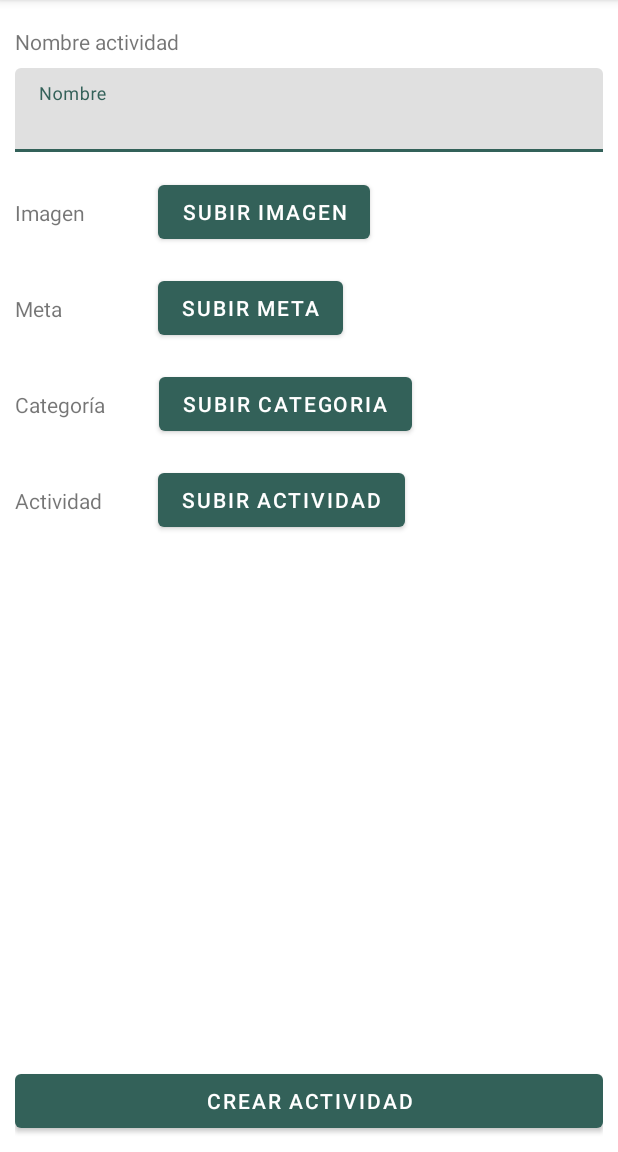
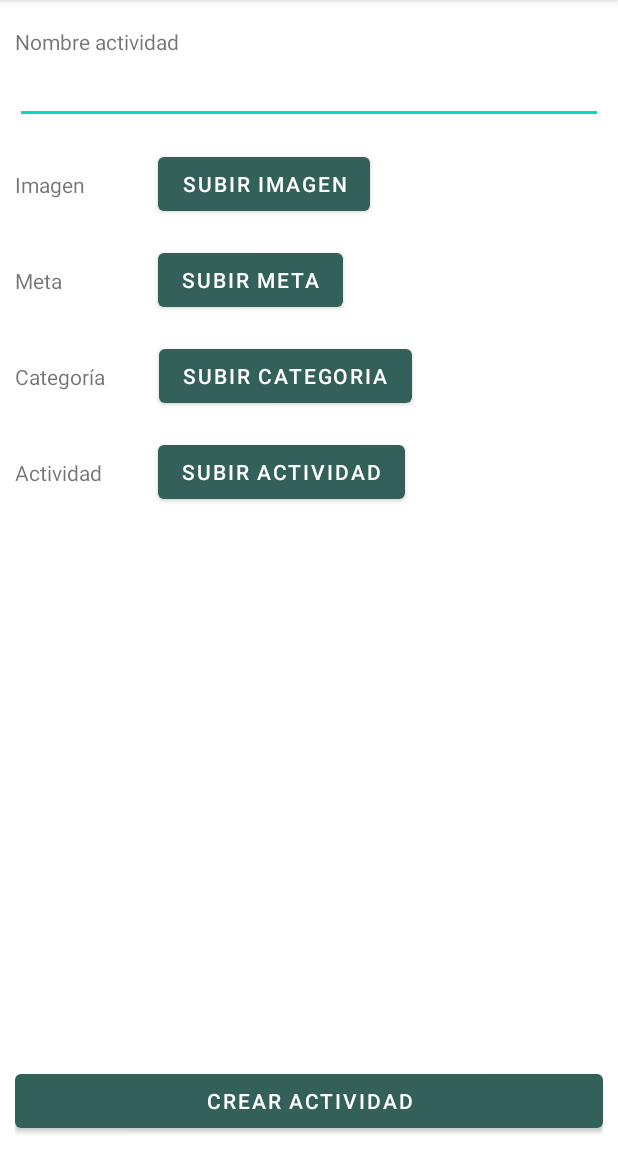
Before and after one commit to monicordovilla/YOSIGO, an Android app: the fragment CreateActivity shown on its own in the app's theme, after a tap on "SUBIR ACTIVIDAD", on a phone screen of 412 x 824 dp, the part 84-1236 px from its top. Run offline under Robolectric (Android 15) with nearby library versions, the phone set to English and light mode, and no system bars; our stand-ins replace Firebase (no records; nobody signed in at launch, a user with empty details on screens opened directly).

Commit message:
Crear actividad completado

```diff
--- a/app/src/main/java/com/example/yosigo/Facilitador/ActivitiesFacilitador/CreateActivity.java
+++ b/app/src/main/java/com/example/yosigo/Facilitador/ActivitiesFacilitador/CreateActivity.java
@@ -21,6 +21,7 @@ import com.example.yosigo.R;
 import com.google.android.gms.tasks.OnFailureListener;
 import com.google.android.gms.tasks.OnSuccessListener;
 import com.google.android.gms.tasks.Task;
+import com.google.android.material.textfield.TextInputLayout;
 import com.google.firebase.firestore.DocumentReference;
 import com.google.firebase.firestore.FirebaseFirestore;
 import com.google.firebase.storage.FirebaseStorage;
@@ -29,16 +30,28 @@ import com.google.firebase.storage.StorageException;
 import com.google.firebase.storage.StorageMetadata;
 import com.google.firebase.storage.UploadTask;
 
+import java.lang.reflect.Array;
+import java.util.ArrayList;
+import java.util.HashMap;
+import java.util.Map;
+
 import static android.app.Activity.RESULT_OK;
+import static java.util.Objects.isNull;
 
 public class CreateActivity extends Fragment {
 
     private EditText nombre_actividad;
     private final String TAG = "Crear actividad";
     private StorageReference storageRef = FirebaseStorage.getInstance().getReference();
-    private Button btn_picto, btn_meta, btn_categoria, btn_actividad;
-    private static final int GALLERY_INTENT = 1;
+    private StorageReference picto_file, meta_file, categoria_file;
+    private String picto, meta, categoría;
+    private Button btn_picto, btn_meta, btn_categoria, btn_actividad, btn_create;
+    private static final int PICTO_INTENT = 1;
+    private static final int META_INTENT = 2;
+    private static final int CAT_INTENT = 3;
+    private static final int ACT_INTENT = 4;
     private View root;
+    private ArrayList<String> activities = new ArrayList<>();
 
     @Override
     public View onCreateView(LayoutInflater inflater, ViewGroup container,
@@ -47,18 +60,20 @@ public class CreateActivity extends Fragment {
         root = inflater.inflate(R.layout.fragment_create_activity, container, false);
 
         //Obtenemos referencia del Edit Text
-        nombre_actividad = (EditText) root.findViewById(R.id.editTextTextEmailAddress);
+        nombre_actividad = (EditText) root.findViewById(R.id.input_name_activity);
+        //Obtenemos la referencia a los botones
         btn_picto = (Button) root.findViewById(R.id.btn_up_picto);
         btn_meta = (Button) root.findViewById(R.id.btn_up_meta);
         btn_categoria = (Button) root.findViewById(R.id.btn_up_category);
         btn_actividad = (Button) root.findViewById(R.id.btn_up_actividad);
+        btn_create = (Button) root.findViewById(R.id.btn_create_activity);
 
         btn_picto.setOnClickListener(new View.OnClickListener() {
             @Override
             public void onClick(View view) {
                 Intent intent = new Intent(Intent.ACTION_PICK);
                 intent.setType("image/");
-                startActivityForResult(intent, GALLERY_INTENT);
+                startActivityForResult(intent, PICTO_INTENT);
             }
         });
 
@@ -67,7 +82,7 @@ public class CreateActivity extends Fragment {
             public void onClick(View view) {
                 Intent intent = new Intent(Intent.ACTION_PICK);
                 intent.setType("image/");
-                startActivityForResult(intent, GALLERY_INTENT);
+                startActivityForResult(intent, META_INTENT);
             }
         });
 
@@ -76,7 +91,7 @@ public class CreateActivity extends Fragment {
             public void onClick(View view) {
                 Intent intent = new Intent(Intent.ACTION_PICK);
                 intent.setType("image/");
-                startActivityForResult(intent, GALLERY_INTENT);
+                startActivityForResult(intent, CAT_INTENT);
             }
         });
 
@@ -84,17 +99,33 @@ public class CreateActivity extends Fragment {
             @Override
             public void onClick(View view) {
                 Intent intent = new Intent(Intent.ACTION_PICK);
-                intent.setType("image/");
-                startActivityForResult(intent, GALLERY_INTENT);
+                startActivityForResult(intent, ACT_INTENT);
+            }
+        });
+
+        btn_create.setOnClickListener(new View.OnClickListener() {
+            @Override
+            public void onClick(View view) {
+                agregarActividad();
             }
         });
 
         return root;
     }
 
-    private void agregarActividad(Task activity) {
-        FirebaseFirestore.getInstance().collection("cities")
-                .add(activity)
+    private void agregarActividad() {
+        Map<String, Object> data = new HashMap<>();
+        data.put("Nombre", nombre_actividad.getText().toString());
+        data.put("Pictograma", picto);
+        data.put("Meta", meta);
+        data.put("Categoria", categoría);
+        data.put("Tarea", activities);
+
+        Log.d(TAG, "Actividad: " + nombre_actividad);
+        Log.d(TAG, "Se va a subir: " + data);
+
+        FirebaseFirestore.getInstance().collection("activities")
+                .add(data)
                 .addOnSuccessListener(new OnSuccessListener<DocumentReference>() {
                     @Override
                     public void onSuccess(DocumentReference documentReference) {
@@ -113,13 +144,47 @@ public class CreateActivity extends Fragment {
     public void onActivityResult(int requestCode, int resultCode, @Nullable Intent data) {
         super.onActivityResult(requestCode, resultCode, data);
 
-        if(requestCode == GALLERY_INTENT && resultCode == RESULT_OK ){
+        if(requestCode == PICTO_INTENT && resultCode == RESULT_OK ){
             Uri uri = data.getData();
             StorageReference filePath = storageRef.child("pictogramas").child(uri.getLastPathSegment());
             filePath.putFile(uri).addOnSuccessListener(new OnSuccessListener<UploadTask.TaskSnapshot>() {
                 @Override
                 public void onSuccess(UploadTask.TaskSnapshot taskSnapshot) {
                     Toast.makeText(getContext(), "Se ha subido la foto con éxito", Toast.LENGTH_SHORT).show();
+                    picto = filePath.getPath();
+                }
+            });
+        } else if(requestCode == META_INTENT && resultCode == RESULT_OK ){
+            Uri uri = data.getData();
+            StorageReference filePath = storageRef.child("metas").child(uri.getLastPathSegment());
+            filePath.putFile(uri).addOnSuccessListener(new OnSuccessListener<UploadTask.TaskSnapshot>() {
+                @Override
+                public void onSuccess(UploadTask.TaskSnapshot taskSnapshot) {
+                    Toast.makeText(getContext(), "Se ha subido la foto con éxito", Toast.LENGTH_SHORT).show();
+                    meta = filePath.getPath();
+                }
+            });
+        } else if(requestCode == CAT_INTENT && resultCode == RESULT_OK ){
+            Uri uri = data.getData();
+            StorageReference filePath = storageRef.child("categoria").child(uri.getLastPathSegment());
+            filePath.putFile(uri).addOnSuccessListener(new OnSuccessListener<UploadTask.TaskSnapshot>() {
+                @Override
+                public void onSuccess(UploadTask.TaskSnapshot taskSnapshot) {
+                    Toast.makeText(getContext(), "Se ha subido la foto con éxito: " + filePath.getPath() , Toast.LENGTH_SHORT).show();
+                    Log.w(TAG, "Get: " + filePath.getPath());
+                    categoría = filePath.getPath();
+                }
+            });
+        } else if(requestCode == ACT_INTENT && resultCode == RESULT_OK ){
+            Uri uri = data.getData();
+            StorageReference filePath = storageRef.child("actividades").child(uri.getLastPathSegment());
+            filePath.putFile(uri).addOnSuccessListener(new OnSuccessListener<UploadTask.TaskSnapshot>() {
+                @Override
+                public void onSuccess(UploadTask.TaskSnapshot taskSnapshot) {
+                    Toast.makeText(getContext(), "Se ha la actividad con exito", Toast.LENGTH_SHORT).show();
+                    String activityPath = filePath.getPath();
+                    Log.w(TAG, "Subido: " + activityPath);
+                    activities.add(activityPath);
                 }
             });
         }
--- a/app/src/main/res/layout/fragment_create_activity.xml
+++ b/app/src/main/res/layout/fragment_create_activity.xml
@@ -9,19 +9,12 @@
     tools:context=".Facilitador.ActivitiesFacilitador.CreateActivity">
 
 
-    <com.google.android.material.textfield.TextInputLayout
-        android:id="@+id/textInputLayout"
+    <EditText
+        android:id="@+id/input_name_activity"
         android:layout_width="match_parent"
         android:layout_height="wrap_content"
-        android:layout_marginTop="8dp"
-        app:layout_constraintTop_toBottomOf="@+id/textView_nombre"
-        tools:layout_editor_absoluteX="10dp">
-
-        <com.google.android.material.textfield.TextInputEditText
-            android:layout_width="match_parent"
-            android:layout_height="wrap_content"
-            android:hint="Nombre" />
-    </com.google.android.material.textfield.TextInputLayout>
+        android:inputType="text"
+        app:layout_constraintTop_toBottomOf="@+id/textView_nombre"  />
 
     <Button
         android:id="@+id/btn_up_picto"
@@ -32,7 +25,7 @@
         app:layout_constraintEnd_toEndOf="parent"
         app:layout_constraintHorizontal_bias="0.24"
         app:layout_constraintStart_toEndOf="@+id/textView_imagen"
-        app:layout_constraintTop_toBottomOf="@+id/textInputLayout" />
+        app:layout_constraintTop_toBottomOf="@+id/input_name_activity" />
 
     <TextView
         android:id="@+id/textView_nombre"
```
